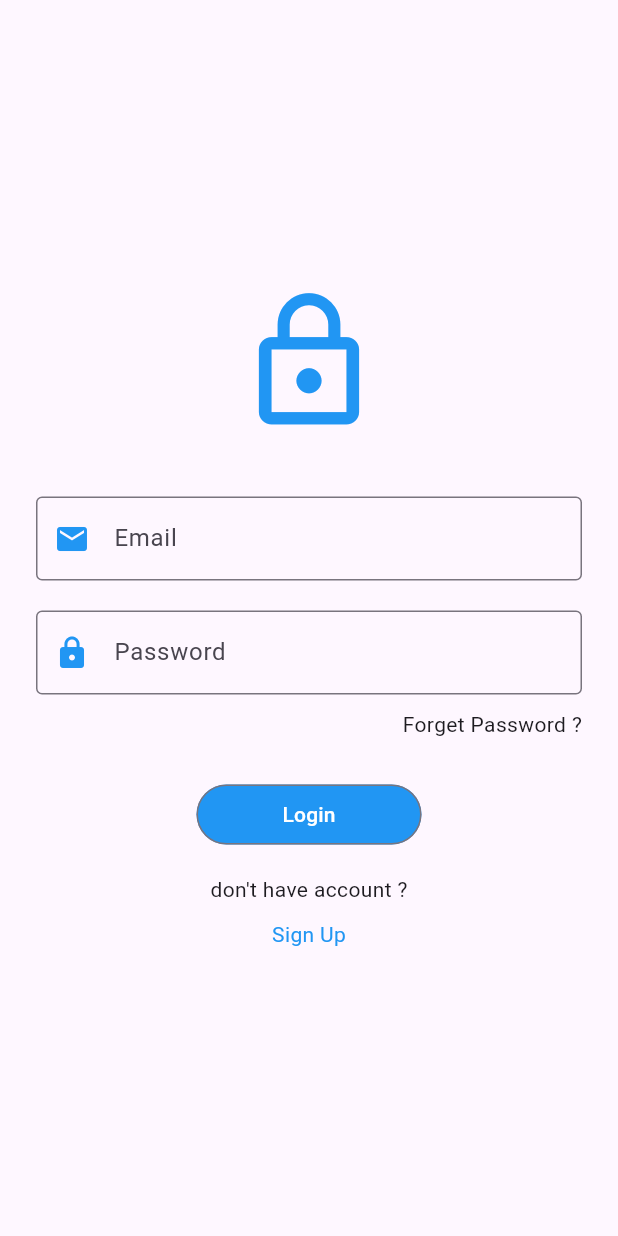
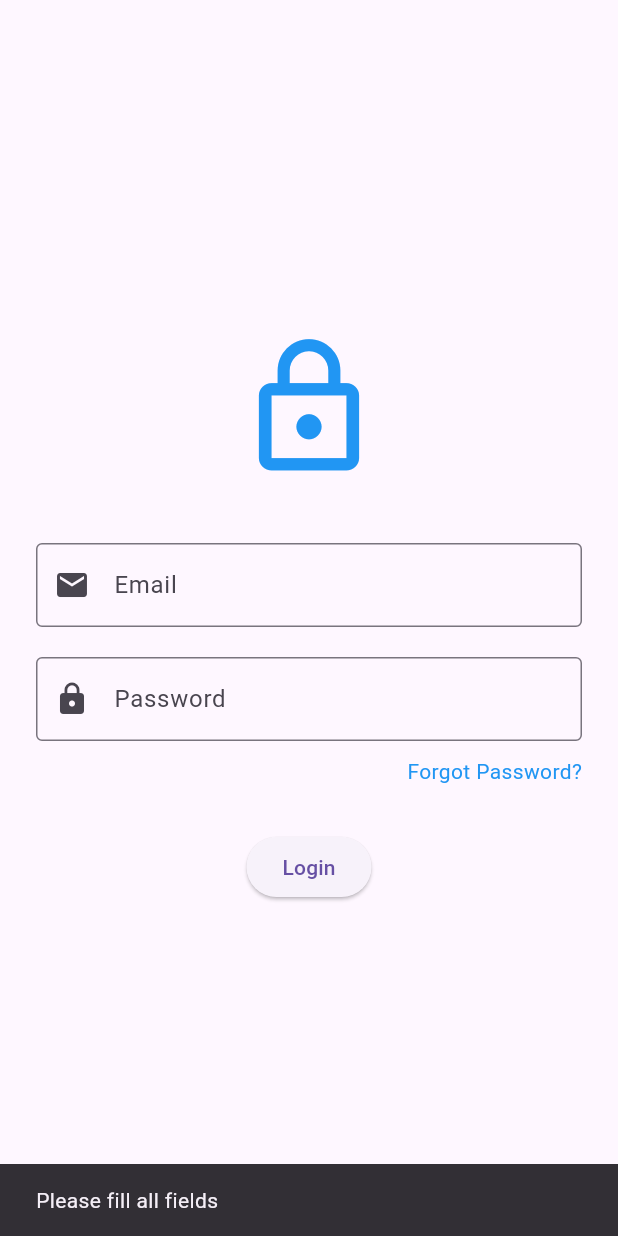
Before and after one commit to GeeksVishal/odoo, a Flutter app: the LoginScreen screen opened directly, after a tap on "Login", on a phone screen of 412 x 824 dp. Run offline on Flutter 3.47's test engine with Material 3 defaults, Android fonts, the phone set to English and light mode, and no system bars; our stand-ins replace firebase_auth; accounts and stored records are empty.

```diff
--- a/lib/main.dart
+++ b/lib/main.dart
@@ -1,5 +1,4 @@
 import 'package:flutter/material.dart';
-import 'package:odoo/screens/HomeScreen.dart';
 import 'package:odoo/screens/Login_screen.dart';
 
 void main() {
@@ -13,7 +12,7 @@ class SuggestionHubApp extends StatelessWidget {
   Widget build(BuildContext context) {
     return MaterialApp(
       debugShowCheckedModeBanner: false,
-      home: MainScreen()
+      home: LoginScreen()
     );
   }
 }
--- a/lib/screens/login_screen.dart
+++ b/lib/screens/login_screen.dart
@@ -1,15 +1,52 @@
 import 'package:flutter/material.dart';
+import 'package:firebase_auth/firebase_auth.dart';
+import 'package:odoo/screens/HomeScreen.dart';
 import 'package:odoo/screens/forget_screen.dart';
-import 'package:odoo/screens/signup_screen.dart';
 
-class LoginScreen extends StatelessWidget {
+class LoginScreen extends StatefulWidget {
   LoginScreen({super.key});
 
+  @override
+  State<LoginScreen> createState() => _LoginScreenState();
+}
+
+class _LoginScreenState extends State<LoginScreen> {
   final TextEditingController _emailController = TextEditingController();
+
   final TextEditingController _passwordController = TextEditingController();
 
-  void _Login() {
+   void _login(BuildContext context) async {
+    print("Login button clicked");
 
+    final email = _emailController.text.trim();
+    final password = _passwordController.text.trim();
+
+    if (email.isEmpty || password.isEmpty) {
+      ScaffoldMessenger.of(context).showSnackBar(
+        const SnackBar(content: Text("Please fill all fields")),
+      );
+      return;
+    }
+
+    try {
+      final userCredential = await FirebaseAuth.instance.signInWithEmailAndPassword(
+        email: email,
+        password: password,
+      );
+
+      // Success
+      print("Login success: ${userCredential.user?.email}");
+
+      Navigator.pushReplacement(
+        context,
+        MaterialPageRoute(builder: (_) => const StackItApp()), // or StackItApp()
+      );
+    } catch (e) {
+      print("Login error: $e");
+      ScaffoldMessenger.of(context).showSnackBar(
+        SnackBar(content: Text("Login failed: $e")),
+      );
+    }
   }
 
   @override
@@ -18,66 +55,54 @@ class LoginScreen extends StatelessWidget {
       body: Center(
         child: Padding(
           padding: const EdgeInsets.all(24.0),
+          child: SingleChildScrollView(
             child: Column(
               mainAxisAlignment: MainAxisAlignment.center,
               children: [
-              Icon(Icons.lock_outline, size: 100, color: Colors.blue),
-              SizedBox(height: 40),
+                const Icon(Icons.lock_outline, size: 100, color: Colors.blue),
+                const SizedBox(height: 40),
                 TextField(
                   controller: _emailController,
                   keyboardType: TextInputType.emailAddress,
-                decoration: InputDecoration(
+                  decoration: const InputDecoration(
                     labelText: 'Email',
-                  hint: Text('Enter Email'),
                     border: OutlineInputBorder(),
-                  prefixIcon: Icon(Icons.email,color: Colors.blue,),
+                    prefixIcon: Icon(Icons.email),
                   ),
                 ),
-              SizedBox(height: 20),
+                const SizedBox(height: 20),
                 TextField(
                   controller: _passwordController,
                   obscureText: true,
-                decoration: InputDecoration(
+                  decoration: const InputDecoration(
                     labelText: 'Password',
                     border: OutlineInputBorder(),
-                  prefixIcon: Icon(Icons.lock,color: Colors.blue,),
+                    prefixIcon: Icon(Icons.lock),
                   ),
                 ),
-              SizedBox(height: 10),
+                const SizedBox(height: 10),
                 Row(
                   mainAxisAlignment: MainAxisAlignment.end,
                   children: [
-                  InkWell(
-                    onTap: () {
-                      Navigator.push(
+                    GestureDetector(
+                      onTap: () => Navigator.push(
                         context,
                         MaterialPageRoute(builder: (context) => ForgetScreen()),
-                      );
-                    },
-                    child: Text("Forget Password ?"),
+                      ),
+                      child: const Text(
+                        "Forgot Password?",
+                        style: TextStyle(color: Colors.blue),
+                      ),
                     ),
                   ],
                 ),
-              SizedBox(height: 30),
-              Container(
-                width: 150,
-                height: 40,
-                child: OutlinedButton(
-                  onPressed: () {},
-                  style: OutlinedButton.styleFrom(
-                    foregroundColor: Colors.white, // Text color// Border color
-                    backgroundColor: Colors.blue, // Background color (optional)
+                const SizedBox(height: 30),
+                ElevatedButton(
+                  onPressed: () => _login(context),
+                  child: const Text('Login'),
                 ),
-                  child: Text('Login'),
+              ],
             ),
-              ),
-              SizedBox(height: 20,),
-              Text("don't have account ?"),
-              SizedBox(height: 10,),
-              InkWell(
-                  onTap: (){Navigator.push(context, MaterialPageRoute(builder: (context) => SignupScreen()));},
-                  child: Text("Sign Up",style: TextStyle(color: Colors.blue),))
-            ],
           ),
         ),
       ),
--- a/pubspec.yaml
+++ b/pubspec.yaml
@@ -34,6 +34,7 @@ dependencies:
   # The following adds the Cupertino Icons font to your application.
   # Use with the CupertinoIcons class for iOS style icons.
   cupertino_icons: ^1.0.8
+  firebase_auth: ^5.6.2
 
 dev_dependencies:
   flutter_test:
```
Also changed, not shown: pubspec.lock, 5 other files. Lines whose indentation alone changed are shown as unchanged.
